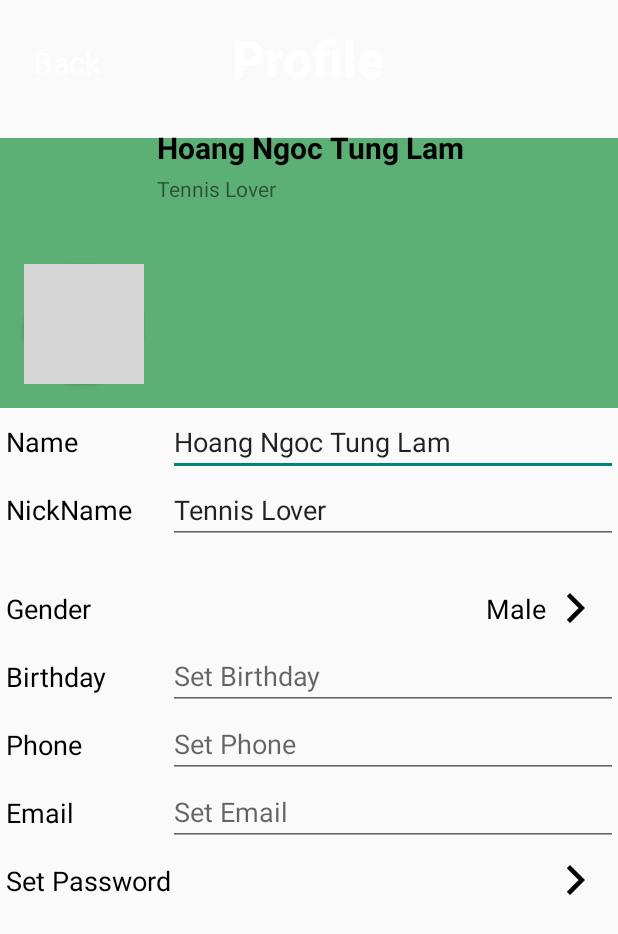
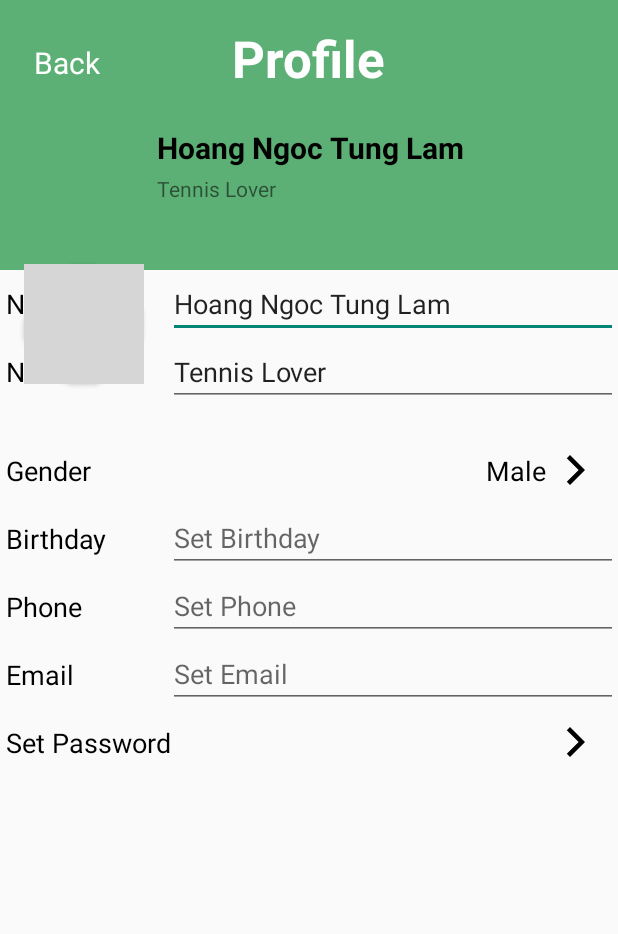
Before and after one commit to sonyrich/tennis-booking, an Android app: the ProfileActivity screen opened directly, with no data from a screen before it, on a phone screen of 412 x 824 dp. Shown: the top 934 px of the screen. Run offline under Robolectric (Android 15) with nearby library versions, the light colour scheme and no system bars; grey boxes are pictures that could not be loaded.

Commit message:
Fix Profile

```diff
--- a/app/src/main/res/layout/activity_profile.xml
+++ b/app/src/main/res/layout/activity_profile.xml
@@ -11,12 +11,13 @@
         android:id="@+id/background"
         android:layout_width="match_parent"
         android:layout_height="180dp"
-        android:layout_marginBottom="552dp"
         android:background="@color/colorPrimary"
         app:layout_constraintBottom_toBottomOf="parent"
         app:layout_constraintEnd_toEndOf="parent"
         app:layout_constraintHorizontal_bias="0.0"
-        app:layout_constraintStart_toStartOf="parent" />
+        app:layout_constraintStart_toStartOf="parent"
+        app:layout_constraintTop_toTopOf="parent"
+        app:layout_constraintVertical_bias="0.0" />
 
     <androidx.cardview.widget.CardView
         android:id="@+id/cardView"
```
